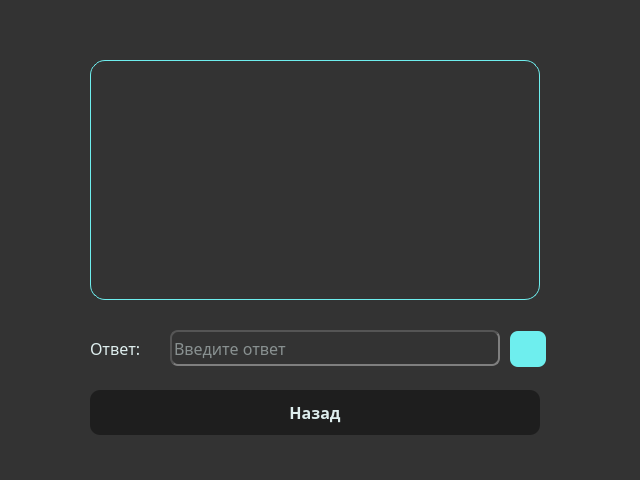
Above: Frontend/taskwidget.ui from Svyatofslav/project-TiMP before the change. Below: the same form after it.
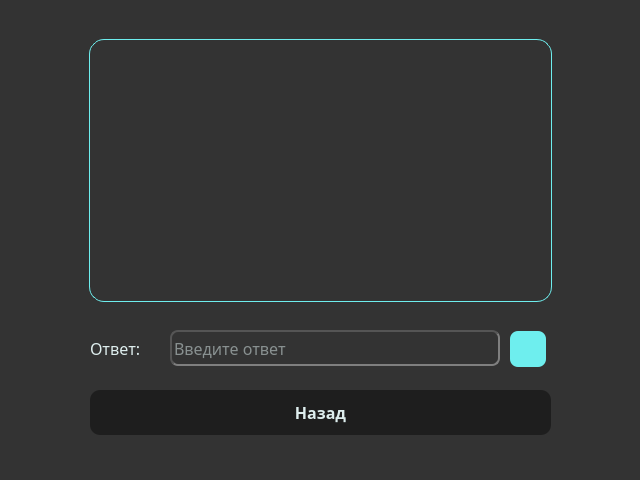
That is the form after the change. Icons and pictures are not drawn.

Commit message:
добавил task-4 и ещё по мелочи (#21)
* task3 добавил в клиент

* добавил task4 во Frontend; сделал вертикальную прокрутки при надобности; поменял шрифт для задания

---------

```diff
--- a/Frontend/taskwidget.ui
+++ b/Frontend/taskwidget.ui
@@ -25,57 +25,6 @@
 background-color: rgb(51, 51, 51);
 color: rgb(222, 238, 238)</string>
   </property>
-  <widget class="QLabel" name="labelTaskText">
-   <property name="geometry">
-    <rect>
-     <x>90</x>
-     <y>60</y>
-     <width>450</width>
-     <height>240</height>
-    </rect>
-   </property>
-   <property name="font">
-    <font>
-     <family>System</family>
-     <pointsize>12</pointsize>
-     <italic>false</italic>
-     <underline>false</underline>
-     <kerning>true</kerning>
-     <hintingpreference>PreferNoHinting</hintingpreference>
-     <fontweight>Medium</fontweight>
-    </font>
-   </property>
-   <property name="focusPolicy">
-    <enum>Qt::FocusPolicy::NoFocus</enum>
-   </property>
-   <property name="layoutDirection">
-    <enum>Qt::LayoutDirection::LeftToRight</enum>
-   </property>
-   <property name="styleSheet">
-    <string notr="true">border: 1px solid rgb(110, 238, 238);
-border-radius: 15px;
-padding: 25px;
-overflow: auto;</string>
-   </property>
-   <property name="frameShadow">
-    <enum>QFrame::Shadow::Plain</enum>
-   </property>
-   <property name="text">
-    <string/>
-   </property>
-   <property name="textFormat">
-    <enum>Qt::TextFormat::AutoText</enum>
-   </property>
-   <property name="alignment">
-    <set>Qt::AlignmentFlag::AlignJustify|Qt::AlignmentFlag::AlignVCenter</set>
-   </property>
-   <property name="wordWrap">
-    <bool>true</bool>
-   </property>
-   <property name="indent">
-    <number>-1</number>
-   </property>
-  </widget>
   <widget class="QLineEdit" name="lineAnswer">
    <property name="geometry">
     <rect>
@@ -109,7 +58,7 @@
     <rect>
      <x>90</x>
      <y>390</y>
-     <width>450</width>
+     <width>461</width>
      <height>45</height>
     </rect>
    </property>
@@ -117,6 +66,7 @@
     <font>
      <family>Sitka</family>
      <pointsize>12</pointsize>
+     <italic>false</italic>
      <bold>true</bold>
     </font>
    </property>
@@ -181,6 +131,108 @@
     <string>Ответ:</string>
    </property>
   </widget>
+  <widget class="QScrollArea" name="scrollArea">
+   <property name="geometry">
+    <rect>
+     <x>80</x>
+     <y>30</y>
+     <width>481</width>
+     <height>281</height>
+    </rect>
+   </property>
+   <property name="styleSheet">
+    <string notr="true">border-radius: 15px;</string>
+   </property>
+   <property name="horizontalScrollBarPolicy">
+    <enum>Qt::ScrollBarPolicy::ScrollBarAlwaysOff</enum>
+   </property>
+   <property name="widgetResizable">
+    <bool>true</bool>
+   </property>
+   <property name="alignment">
+    <set>Qt::AlignmentFlag::AlignLeading|Qt::AlignmentFlag::AlignLeft|Qt::AlignmentFlag::AlignTop</set>
+   </property>
+   <widget class="QWidget" name="scrollAreaWidgetContents">
+    <property name="geometry">
+     <rect>
+      <x>0</x>
+      <y>0</y>
+      <width>481</width>
+      <height>281</height>
+     </rect>
+    </property>
+    <property name="minimumSize">
+     <size>
+      <width>471</width>
+      <height>241</height>
+     </size>
+    </property>
+    <layout class="QVBoxLayout" name="verticalLayout">
+     <item>
+      <widget class="QLabel" name="labelTaskText">
+       <property name="sizePolicy">
+        <sizepolicy hsizetype="Preferred" vsizetype="Minimum">
+         <horstretch>0</horstretch>
+         <verstretch>0</verstretch>
+        </sizepolicy>
+       </property>
+       <property name="font">
+        <font>
+         <family>Courier New</family>
+         <pointsize>12</pointsize>
+         <italic>false</italic>
+         <underline>false</underline>
+         <kerning>true</kerning>
+         <hintingpreference>PreferNoHinting</hintingpreference>
+         <fontweight>Medium</fontweight>
+        </font>
+       </property>
+       <property name="focusPolicy">
+        <enum>Qt::FocusPolicy::NoFocus</enum>
+       </property>
+       <property name="layoutDirection">
+        <enum>Qt::LayoutDirection::LeftToRight</enum>
+       </property>
+       <property name="autoFillBackground">
+        <bool>false</bool>
+       </property>
+       <property name="styleSheet">
+        <string notr="true">border: 1px solid rgb(110, 238, 238);
+border-radius: 15px;
+padding: 25px;
+</string>
+       </property>
+       <property name="frameShadow">
+        <enum>QFrame::Shadow::Plain</enum>
+       </property>
+       <property name="text">
+        <string/>
+       </property>
+       <property name="textFormat">
+        <enum>Qt::TextFormat::AutoText</enum>
+       </property>
+       <property name="alignment">
+        <set>Qt::AlignmentFlag::AlignLeading|Qt::AlignmentFlag::AlignLeft|Qt::AlignmentFlag::AlignTop</set>
+       </property>
+       <property name="wordWrap">
+        <bool>true</bool>
+       </property>
+       <property name="indent">
+        <number>-1</number>
+       </property>
+       <property name="openExternalLinks">
+        <bool>false</bool>
+       </property>
+      </widget>
+     </item>
+    </layout>
+   </widget>
+  </widget>
+  <zorder>scrollArea</zorder>
+  <zorder>lineAnswer</zorder>
+  <zorder>btnBack</zorder>
+  <zorder>btnSend</zorder>
+  <zorder>label_2</zorder>
  </widget>
  <resources/>
  <connections/>
```
Left out of the diff: 3 changed lines with no effect on the pictures. The commit also changes 7 other files.
